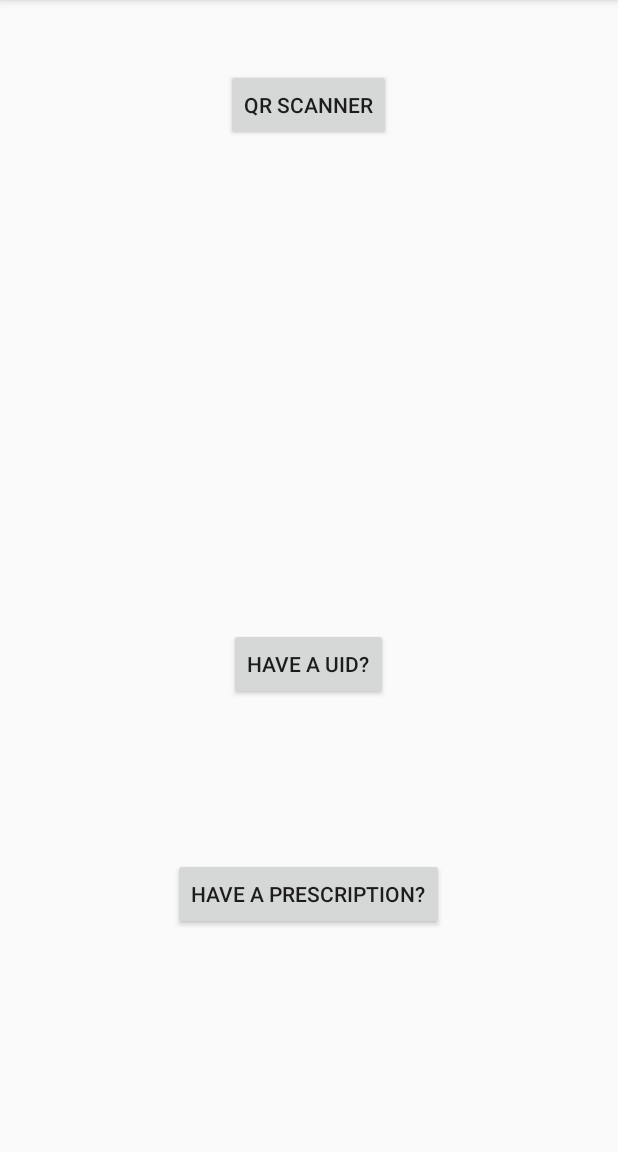
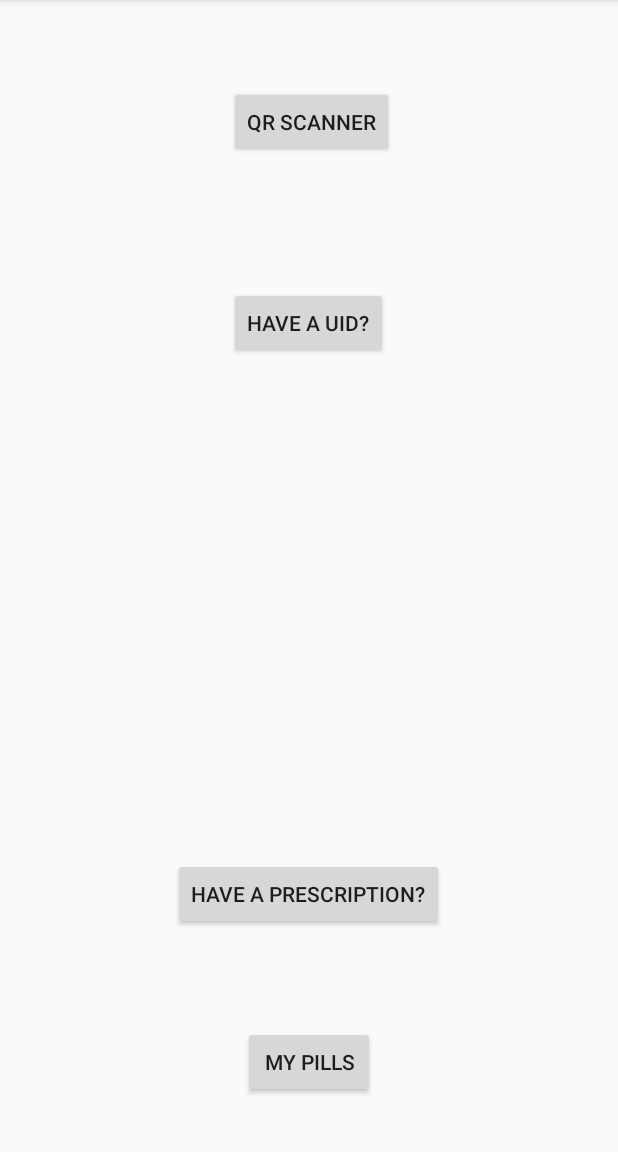
Before and after one commit to charleychau/PRISM, an Android app: the screen it shows after launch (MainActivity), on a phone screen of 412 x 824 dp, the part 84-1236 px from its top. Run offline under Robolectric (Android 15) with nearby library versions, the phone set to English and light mode, and no system bars.

```diff
--- a/app/build.gradle
+++ b/app/build.gradle
@@ -5,7 +5,7 @@ android {
     buildToolsVersion "25.0.2"
     defaultConfig {
         applicationId "com.example.charleychau.prism"
-        minSdkVersion 21
+        minSdkVersion 23
         targetSdkVersion 25
         versionCode 1
         versionName "1.0"
--- a/app/src/main/java/com/example/charleychau/prism/MainActivity.java
+++ b/app/src/main/java/com/example/charleychau/prism/MainActivity.java
@@ -17,6 +17,7 @@ public class MainActivity extends AppCompatActivity {
     private Button hubButton;
     private Button uidButton;
     private Button prescriptionButton;
+    private Button pillsButton;
 
     @Override
     protected void onCreate(Bundle savedInstanceState) {
@@ -27,6 +28,7 @@ public class MainActivity extends AppCompatActivity {
         hubButton = (Button) findViewById(R.id.buttonHub);
         uidButton = (Button) findViewById(R.id.buttonUID);
         prescriptionButton = (Button) findViewById(R.id.buttonPrescription);
+        pillsButton = (Button) findViewById(R.id.buttonPills);
 
         hubButton.setOnClickListener(new View.OnClickListener(){
             public void onClick(View v) {
@@ -49,6 +51,14 @@ public class MainActivity extends AppCompatActivity {
             }
         });
 
+        pillsButton.setOnClickListener(new View.OnClickListener(){
+            public void onClick(View v) {
+                Intent goMyPills = new Intent(MainActivity.this, MyPills.class);
+                goMyPills.putExtra("FROM_MAIN", true);
+                startActivity(goMyPills);
+            }
+        });
+
 
 
 
--- a/app/src/main/java/com/example/charleychau/prism/MyCameraActivity.java
+++ b/app/src/main/java/com/example/charleychau/prism/MyCameraActivity.java
@@ -570,7 +570,7 @@ public class MyCameraActivity extends AppCompatActivity {
                     {
                         Result result = reader.decode(bBitmap);
                         //res.add(result);
-                        Log.d("UID/PID info from QR",result.toString());  // INFO FROM SERVER IS HERE
+                        Log.d("info from QR in create",result.toString());  // INFO FROM SERVER IS HERE
                     }
                     catch (NotFoundException e)
                     {
@@ -598,7 +598,7 @@ public class MyCameraActivity extends AppCompatActivity {
         boolean pill4present = false;
         boolean fromCamera = true;
 
-        for (int k = 0; k < 4; k++) {
+        for (int k = 0; k < arr.length; k++) {
             try
             {
                 if (arr[k] == null)
@@ -615,7 +615,7 @@ public class MyCameraActivity extends AppCompatActivity {
                 try
                 {
                     Result result = reader.decode(bBitmap);
-                    Log.d("UID/PID info from QR",result.toString());  // INFO FROM SERVER IS HERE
+                    Log.d("info from QR in populat",result.toString());  // INFO FROM SERVER IS HERE
                     String info = result.toString();
                     try {
                         obj = new JSONObject(info);
--- a/app/src/main/res/layout/activity_main.xml
+++ b/app/src/main/res/layout/activity_main.xml
@@ -7,15 +7,26 @@
     tools:context="com.example.charleychau.prism.MainActivity">
 
     <Button
+        android:id="@+id/buttonPills"
+        android:layout_width="wrap_content"
+        android:layout_height="wrap_content"
+        android:layout_marginBottom="36dp"
+        android:text="My Pills"
+        tools:layout_editor_absoluteX="139dp"
+        tools:layout_editor_absoluteY="165dp"
+        android:layout_alignParentBottom="true"
+        android:layout_centerHorizontal="true" />
+
+    <Button
         android:id="@+id/buttonUID"
         android:layout_width="wrap_content"
         android:layout_height="wrap_content"
         android:text="Have a UID?"
         tools:layout_editor_absoluteX="139dp"
         tools:layout_editor_absoluteY="165dp"
-        android:layout_above="@+id/buttonPrescription"
+        android:layout_below="@+id/buttonHub"
         android:layout_centerHorizontal="true"
-        android:layout_marginBottom="105dp" />
+        android:layout_marginTop="86dp" />
 
     <Button
         android:id="@+id/buttonPrescription"
@@ -32,8 +43,8 @@
         android:id="@+id/buttonHub"
         android:layout_width="wrap_content"
         android:layout_height="wrap_content"
+        android:layout_marginTop="57dp"
+        android:text="QR Scanner"
         android:layout_alignParentTop="true"
-        android:layout_centerHorizontal="true"
-        android:layout_marginTop="46dp"
-        android:text="QR Scanner" />
+        android:layout_alignStart="@+id/buttonUID" />
 </RelativeLayout>
```
Also changed, not shown: app/src/main/java/com/example/charleychau/prism/Confirmation.java (+7 -4 lines), app/src/main/java/com/example/charleychau/prism/MyPills.java (+89 -5 lines), app/src/main/java/com/example/charleychau/prism/Prescriptions.java (+23 -21 lines).
